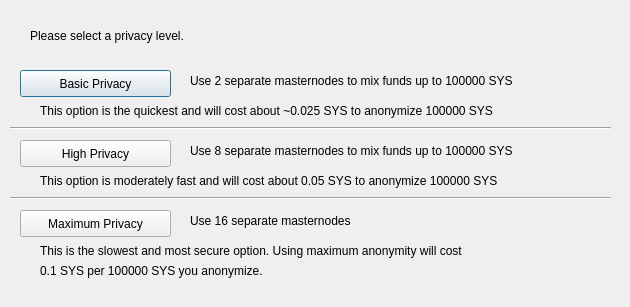
This is src/qt/forms/darksendconfig.ui in martkist/martkist as Qt 5 draws it before an edit. The edited form follows.
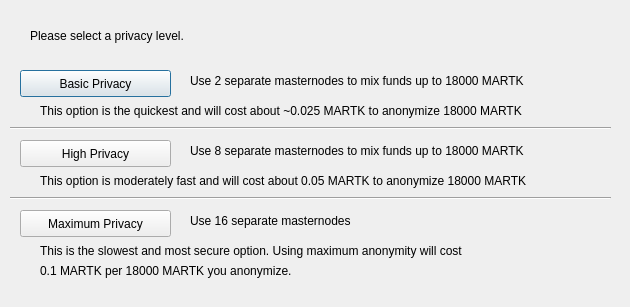
This is the edited form.

Patch:
```diff
--- a/src/qt/forms/darksendconfig.ui
+++ b/src/qt/forms/darksendconfig.ui
@@ -75,7 +75,7 @@
     </rect>
    </property>
    <property name="text">
-    <string>Use 2 separate masternodes to mix funds up to 100000 SYS</string>
+    <string>Use 2 separate masternodes to mix funds up to 18000 MARTK</string>
    </property>
   </widget>
   <widget class="QLabel" name="label_3">
@@ -88,7 +88,7 @@
     </rect>
    </property>
    <property name="text">
-    <string>Use 8 separate masternodes to mix funds up to 100000 SYS</string>
+    <string>Use 8 separate masternodes to mix funds up to 18000 MARTK</string>
    </property>
   </widget>
   <widget class="QLabel" name="label_4">
@@ -114,7 +114,7 @@
     </rect>
    </property>
    <property name="text">
-    <string>This option is the quickest and will cost about ~0.025 SYS to anonymize 100000 SYS</string>
+    <string>This option is the quickest and will cost about ~0.025 MARTK to anonymize 18000 MARTK</string>
    </property>
   </widget>
   <widget class="QLabel" name="label_7">
@@ -127,7 +127,7 @@
     </rect>
    </property>
    <property name="text">
-    <string>This option is moderately fast and will cost about 0.05 SYS to anonymize 100000 SYS</string>
+    <string>This option is moderately fast and will cost about 0.05 MARTK to anonymize 18000 MARTK</string>
    </property>
   </widget>
   <widget class="QLabel" name="label_8">
@@ -153,7 +153,7 @@
     </rect>
    </property>
    <property name="text">
-    <string>0.1 SYS per 100000 SYS you anonymize.</string>
+    <string>0.1 MARTK per 18000 MARTK you anonymize.</string>
    </property>
   </widget>
   <widget class="Line" name="line">
```
